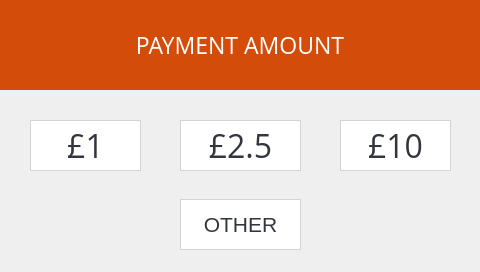
Before: the Qt Designer form xbterminal/gui/ui.ui in alexykot/xbterminal-firmware, drawn with Qt 5.
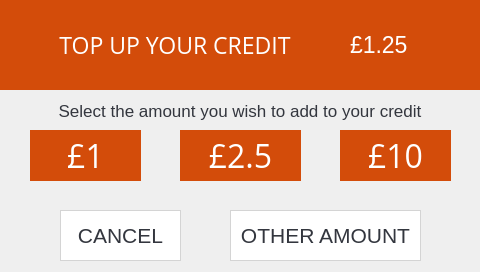
After: the same form once the commit is applied. The open tabs and pages were chosen to show the change.

Commit message: Add cancel button to pay_amount screen

The edit to the form file:
```diff
--- a/xbterminal/gui/ui.ui
+++ b/xbterminal/gui/ui.ui
@@ -301,7 +301,7 @@
       <rect>
        <x>0</x>
        <y>0</y>
-       <width>480</width>
+       <width>350</width>
        <height>90</height>
       </rect>
      </property>
@@ -317,7 +317,7 @@
 </string>
      </property>
      <property name="text">
-      <string>PAYMENT AMOUNT</string>
+      <string>TOP UP YOUR CREDIT</string>
      </property>
      <property name="alignment">
       <set>Qt::AlignCenter</set>
@@ -327,7 +327,7 @@
      <property name="geometry">
       <rect>
        <x>30</x>
-       <y>120</y>
+       <y>130</y>
        <width>111</width>
        <height>51</height>
       </rect>
@@ -339,11 +339,9 @@
       </font>
      </property>
      <property name="styleSheet">
-      <string notr="true">background: #fff;
-border-width: 1px;
-border-style: solid;
-border-color: #d4d4d4;
-color: #33363e;</string>
+      <string notr="true">background: #d34c0a;
+border: none;
+color: #fff;</string>
      </property>
      <property name="text">
       <string>£1</string>
@@ -353,7 +351,7 @@
      <property name="geometry">
       <rect>
        <x>180</x>
-       <y>120</y>
+       <y>130</y>
        <width>121</width>
        <height>51</height>
       </rect>
@@ -365,11 +363,9 @@
       </font>
      </property>
      <property name="styleSheet">
-      <string notr="true">background: #fff;
-border-width: 1px;
-border-style: solid;
-border-color: #d4d4d4;
-color: #33363e;</string>
+      <string notr="true">background: #d34c0a;
+border: none;
+color: #fff;</string>
      </property>
      <property name="text">
       <string>£2.5</string>
@@ -379,7 +375,7 @@
      <property name="geometry">
       <rect>
        <x>340</x>
-       <y>120</y>
+       <y>130</y>
        <width>111</width>
        <height>51</height>
       </rect>
@@ -391,11 +387,9 @@
       </font>
      </property>
      <property name="styleSheet">
-      <string notr="true">background: #fff;
-border-width: 1px;
-border-style: solid;
-border-color: #d4d4d4;
-color: #33363e;</string>
+      <string notr="true">background: #d34c0a;
+border: none;
+color: #fff;</string>
      </property>
      <property name="text">
       <string>£10</string>
@@ -404,8 +398,59 @@
     <widget class="QPushButton" name="pamount_opt4_btn">
      <property name="geometry">
       <rect>
-       <x>180</x>
-       <y>199</y>
+       <x>230</x>
+       <y>210</y>
+       <width>191</width>
+       <height>51</height>
+      </rect>
+     </property>
+     <property name="font">
+      <font>
+       <pointsize>16</pointsize>
+      </font>
+     </property>
+     <property name="styleSheet">
+      <string notr="true">background: #fff;
+border-width: 1px;
+border-style: solid;
+border-color: #d4d4d4;
+color: #33363e;</string>
+     </property>
+     <property name="text">
+      <string>OTHER AMOUNT</string>
+     </property>
+    </widget>
+    <widget class="QLabel" name="pamount_amount_lbl">
+     <property name="geometry">
+      <rect>
+       <x>350</x>
+       <y>0</y>
+       <width>130</width>
+       <height>90</height>
+      </rect>
+     </property>
+     <property name="font">
+      <font>
+       <pointsize>17</pointsize>
+      </font>
+     </property>
+     <property name="styleSheet">
+      <string notr="true">background: #d34c0a;
+color: #fff;
+</string>
+     </property>
+     <property name="text">
+      <string>£1.25</string>
+     </property>
+     <property name="alignment">
+      <set>Qt::AlignLeading|Qt::AlignLeft|Qt::AlignVCenter</set>
+     </property>
+    </widget>
+    <widget class="QPushButton" name="pamount_cancel_btn">
+     <property name="geometry">
+      <rect>
+       <x>60</x>
+       <y>210</y>
        <width>121</width>
        <height>51</height>
       </rect>
@@ -423,7 +468,31 @@
 color: #33363e;</string>
      </property>
      <property name="text">
-      <string>OTHER</string>
+      <string>CANCEL</string>
+     </property>
+    </widget>
+    <widget class="QLabel" name="pamount_add_lbl">
+     <property name="geometry">
+      <rect>
+       <x>0</x>
+       <y>100</y>
+       <width>480</width>
+       <height>21</height>
+      </rect>
+     </property>
+     <property name="font">
+      <font>
+       <pointsize>13</pointsize>
+      </font>
+     </property>
+     <property name="styleSheet">
+      <string notr="true">color: #33363e;</string>
+     </property>
+     <property name="text">
+      <string>Select the amount you wish to add to your credit</string>
+     </property>
+     <property name="alignment">
+      <set>Qt::AlignCenter</set>
      </property>
     </widget>
    </widget>
```
The commit also changes 3 other files.
